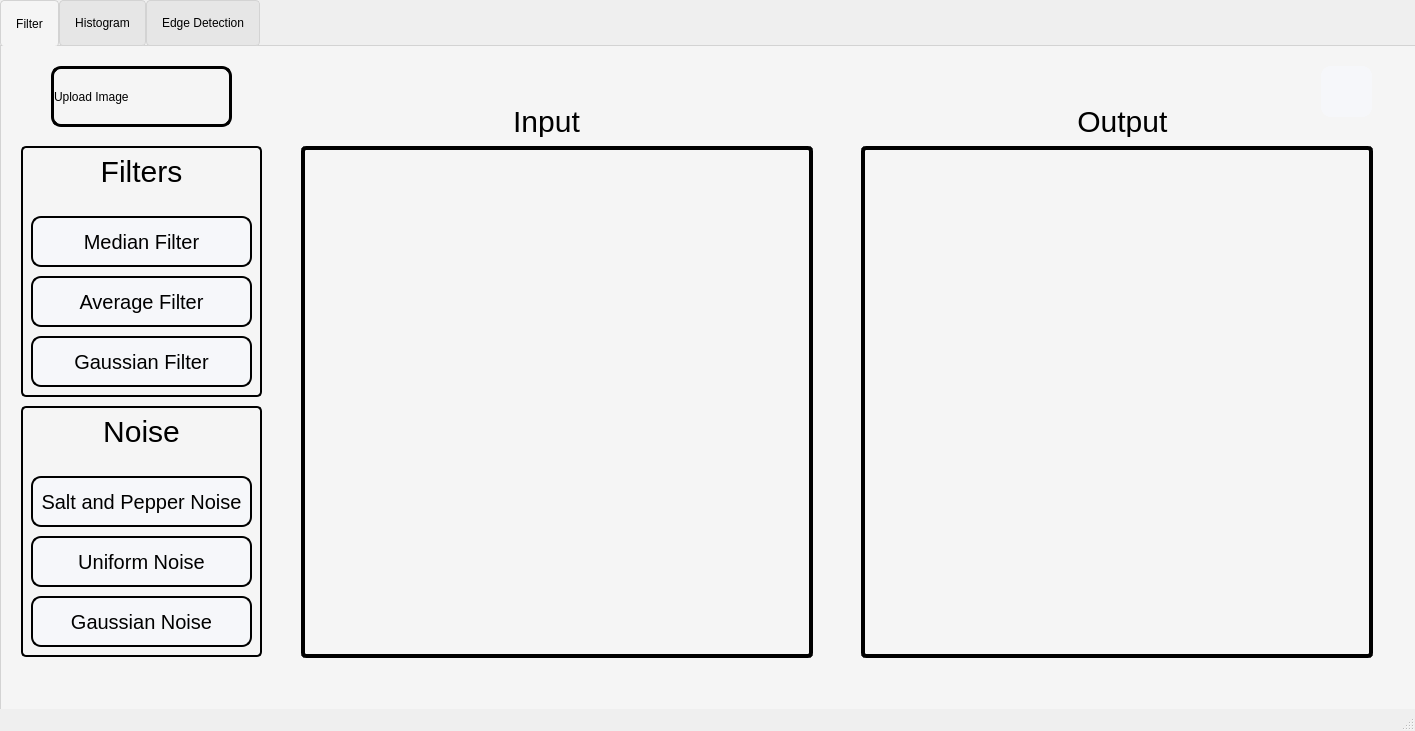
Old version of the form QT_GUI_TASK_1/mainwindow.ui in the repository Dinahussam/Impro-App.
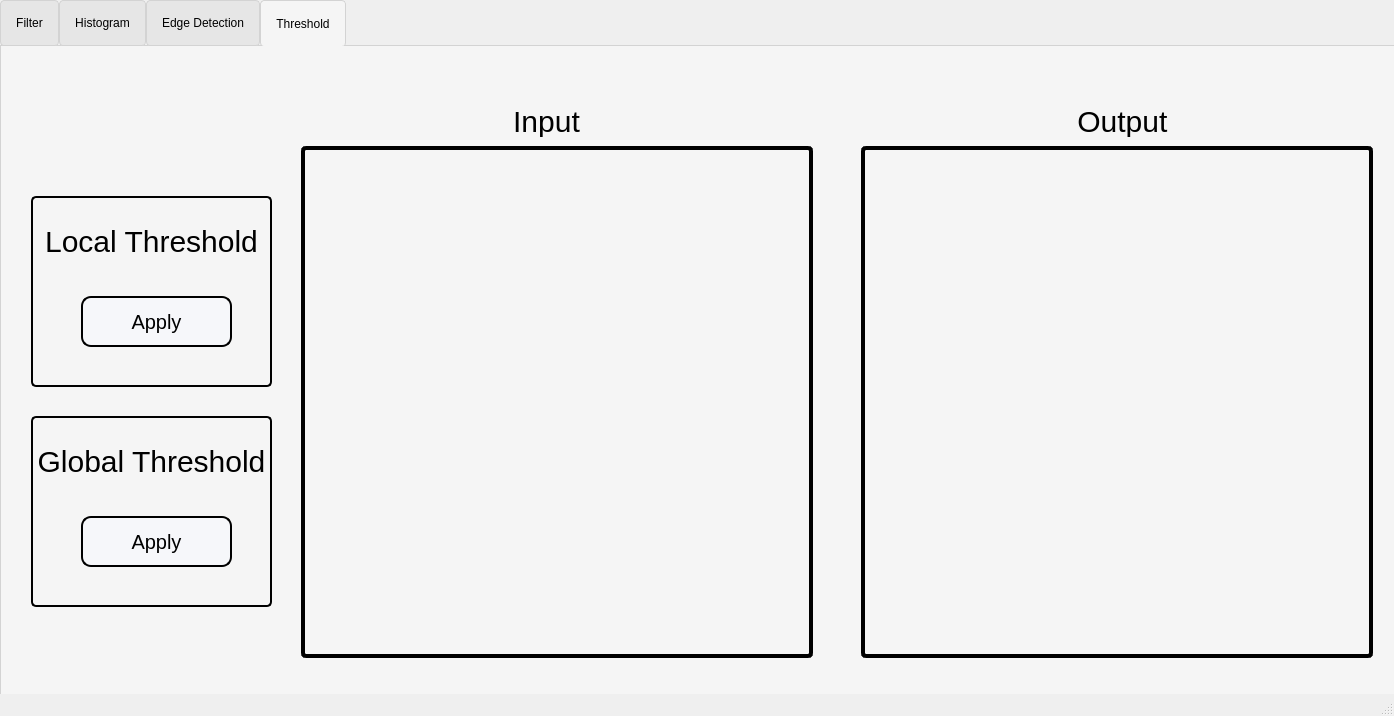
New version of the form. Icons and pictures are not drawn.

Commit message: Exception handling | Edge Detection | Thresholds

```diff
--- a/QT_GUI_TASK_1/mainwindow.ui
+++ b/QT_GUI_TASK_1/mainwindow.ui
@@ -6,14 +6,20 @@
    <rect>
     <x>0</x>
     <y>0</y>
-    <width>1415</width>
-    <height>731</height>
+    <width>1394</width>
+    <height>716</height>
    </rect>
   </property>
+  <property name="minimumSize">
+   <size>
+    <width>1394</width>
+    <height>716</height>
+   </size>
+  </property>
   <property name="maximumSize">
    <size>
-    <width>1446</width>
-    <height>731</height>
+    <width>1394</width>
+    <height>716</height>
    </size>
   </property>
   <property name="windowTitle">
@@ -26,7 +32,7 @@
       <x>0</x>
       <y>0</y>
       <width>1451</width>
-      <height>731</height>
+      <height>721</height>
      </rect>
     </property>
     <property name="styleSheet">
@@ -52,7 +58,7 @@
 </string>
     </property>
     <property name="currentIndex">
-     <number>0</number>
+     <number>3</number>
     </property>
     <property name="iconSize">
      <size>
@@ -71,7 +77,7 @@
      <widget class="QPushButton" name="BrowseButton">
       <property name="geometry">
        <rect>
-        <x>50</x>
+        <x>60</x>
         <y>20</y>
         <width>181</width>
         <height>61</height>
@@ -255,7 +261,7 @@
      <widget class="QWidget" name="Filtering" native="true">
       <property name="geometry">
        <rect>
-        <x>20</x>
+        <x>30</x>
         <y>100</y>
         <width>241</width>
         <height>251</height>
@@ -376,7 +382,7 @@
      <widget class="QWidget" name="Noise" native="true">
       <property name="geometry">
        <rect>
-        <x>20</x>
+        <x>30</x>
         <y>360</y>
         <width>241</width>
         <height>251</height>
@@ -883,6 +889,255 @@
       </widget>
      </widget>
     </widget>
+    <widget class="QWidget" name="ThresholdTab">
+     <attribute name="icon">
+      <iconset resource="Icons.qrc">
+       <normaloff>:/Icons/Threshold.jpg</normaloff>:/Icons/Threshold.jpg</iconset>
+     </attribute>
+     <attribute name="title">
+      <string>Threshold</string>
+     </attribute>
+     <widget class="QFrame" name="ImagesFrame_3">
+      <property name="geometry">
+       <rect>
+        <x>280</x>
+        <y>50</y>
+        <width>1121</width>
+        <height>571</height>
+       </rect>
+      </property>
+      <property name="styleSheet">
+       <string notr="true">background-color: transparent;
+border-radius:5px;</string>
+      </property>
+      <property name="frameShape">
+       <enum>QFrame::StyledPanel</enum>
+      </property>
+      <property name="frameShadow">
+       <enum>QFrame::Raised</enum>
+      </property>
+      <widget class="QLabel" name="outputImageLabel_3">
+       <property name="geometry">
+        <rect>
+         <x>750</x>
+         <y>10</y>
+         <width>191</width>
+         <height>31</height>
+        </rect>
+       </property>
+       <property name="styleSheet">
+        <string notr="true">font-family: Impact, Haettenschweiler, 'Arial Narrow Bold', sans-serif;
+font-size: 30px;
+color: black;
+background-color:transparent;</string>
+       </property>
+       <property name="text">
+        <string>Output </string>
+       </property>
+       <property name="alignment">
+        <set>Qt::AlignCenter</set>
+       </property>
+      </widget>
+      <widget class="QLabel" name="inputImageLabel_3">
+       <property name="geometry">
+        <rect>
+         <x>170</x>
+         <y>10</y>
+         <width>191</width>
+         <height>31</height>
+        </rect>
+       </property>
+       <property name="styleSheet">
+        <string notr="true">font-family: Impact, Haettenschweiler, 'Arial Narrow Bold', sans-serif;
+font-size: 30px;
+color: black;
+background-color:transparent;</string>
+       </property>
+       <property name="text">
+        <string>Input</string>
+       </property>
+       <property name="alignment">
+        <set>Qt::AlignCenter</set>
+       </property>
+      </widget>
+      <widget class="QLabel" name="Threshold_InputImage">
+       <property name="geometry">
+        <rect>
+         <x>20</x>
+         <y>50</y>
+         <width>512</width>
+         <height>512</height>
+        </rect>
+       </property>
+       <property name="styleSheet">
+        <string notr="true">border: 4px solid black;
+</string>
+       </property>
+       <property name="text">
+        <string/>
+       </property>
+       <property name="scaledContents">
+        <bool>true</bool>
+       </property>
+       <property name="alignment">
+        <set>Qt::AlignCenter</set>
+       </property>
+      </widget>
+      <widget class="QLabel" name="Threshold_OutputImage">
+       <property name="geometry">
+        <rect>
+         <x>580</x>
+         <y>50</y>
+         <width>512</width>
+         <height>512</height>
+        </rect>
+       </property>
+       <property name="styleSheet">
+        <string notr="true">border: 4px solid black;
+</string>
+       </property>
+       <property name="text">
+        <string/>
+       </property>
+       <property name="scaledContents">
+        <bool>true</bool>
+       </property>
+       <property name="alignment">
+        <set>Qt::AlignCenter</set>
+       </property>
+      </widget>
+     </widget>
+     <widget class="QWidget" name="LocalThershold" native="true">
+      <property name="geometry">
+       <rect>
+        <x>30</x>
+        <y>150</y>
+        <width>241</width>
+        <height>191</height>
+       </rect>
+      </property>
+      <property name="styleSheet">
+       <string notr="true">border: 2px solid;
+border-radius: 5px;</string>
+      </property>
+      <widget class="QPushButton" name="LocalThresholdButton">
+       <property name="geometry">
+        <rect>
+         <x>50</x>
+         <y>100</y>
+         <width>151</width>
+         <height>51</height>
+        </rect>
+       </property>
+       <property name="styleSheet">
+        <string notr="true">QPushButton{
+border-style: solid;
+border-width: 2px;
+border-radius: 10px;
+font-family: Impact, Haettenschweiler, 'Arial Narrow Bold', sans-serif;
+font-size: 20px;
+color: black;
+background-color: rgb(246, 247, 250);
+}
+
+QPushButton:hover:!pressed{
+	background-color: qlineargradient(x1: 0.5, y1: 1, x2: 0.5, y2: 1, stop: 0 #dadbde, stop: 1 #f6f7fa);
+}</string>
+       </property>
+       <property name="text">
+        <string>Apply</string>
+       </property>
+      </widget>
+      <widget class="QLabel" name="LocalLabel">
+       <property name="geometry">
+        <rect>
+         <x>0</x>
+         <y>30</y>
+         <width>241</width>
+         <height>31</height>
+        </rect>
+       </property>
+       <property name="styleSheet">
+        <string notr="true">font-family: Impact, Haettenschweiler, 'Arial Narrow Bold', sans-serif;
+font-size: 30px;
+color: black;
+background-color:transparent;
+border-color: transparent</string>
+       </property>
+       <property name="text">
+        <string>Local Threshold</string>
+       </property>
+       <property name="alignment">
+        <set>Qt::AlignCenter</set>
+       </property>
+      </widget>
+     </widget>
+     <widget class="QWidget" name="GlobalThreshold" native="true">
+      <property name="geometry">
+       <rect>
+        <x>30</x>
+        <y>370</y>
+        <width>241</width>
+        <height>191</height>
+       </rect>
+      </property>
+      <property name="styleSheet">
+       <string notr="true">border: 2px solid;
+border-radius: 5px;</string>
+      </property>
+      <widget class="QPushButton" name="GlobalThresholdButton">
+       <property name="geometry">
+        <rect>
+         <x>50</x>
+         <y>100</y>
+         <width>151</width>
+         <height>51</height>
+        </rect>
+       </property>
+       <property name="styleSheet">
+        <string notr="true">QPushButton{
+border-style: solid;
+border-width: 2px;
+border-radius: 10px;
+font-family: Impact, Haettenschweiler, 'Arial Narrow Bold', sans-serif;
+font-size: 20px;
+color: black;
+background-color: rgb(246, 247, 250);
+}
+
+QPushButton:hover:!pressed{
+	background-color: qlineargradient(x1: 0.5, y1: 1, x2: 0.5, y2: 1, stop: 0 #dadbde, stop: 1 #f6f7fa);
+}</string>
+       </property>
+       <property name="text">
+        <string>Apply</string>
+       </property>
+      </widget>
+      <widget class="QLabel" name="GlobalLabel">
+       <property name="geometry">
+        <rect>
+         <x>0</x>
+         <y>30</y>
+         <width>241</width>
+         <height>31</height>
+        </rect>
+       </property>
+       <property name="styleSheet">
+        <string notr="true">font-family: Impact, Haettenschweiler, 'Arial Narrow Bold', sans-serif;
+font-size: 30px;
+color: black;
+background-color:transparent;
+border-color: transparent</string>
+       </property>
+       <property name="text">
+        <string>Global Threshold</string>
+       </property>
+       <property name="alignment">
+        <set>Qt::AlignCenter</set>
+       </property>
+      </widget>
+     </widget>
+    </widget>
    </widget>
   </widget>
   <widget class="QStatusBar" name="statusbar"/>
```
Left out of the diff: 8 changed lines with no effect on the pictures. The commit also changes 19 other files.
